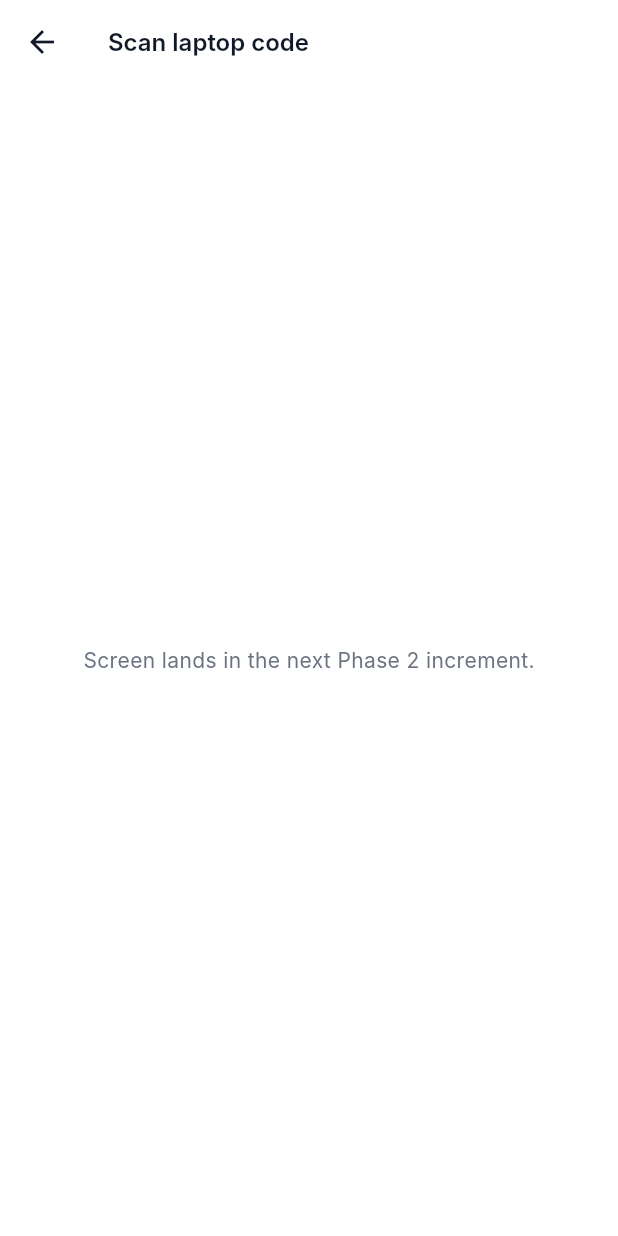
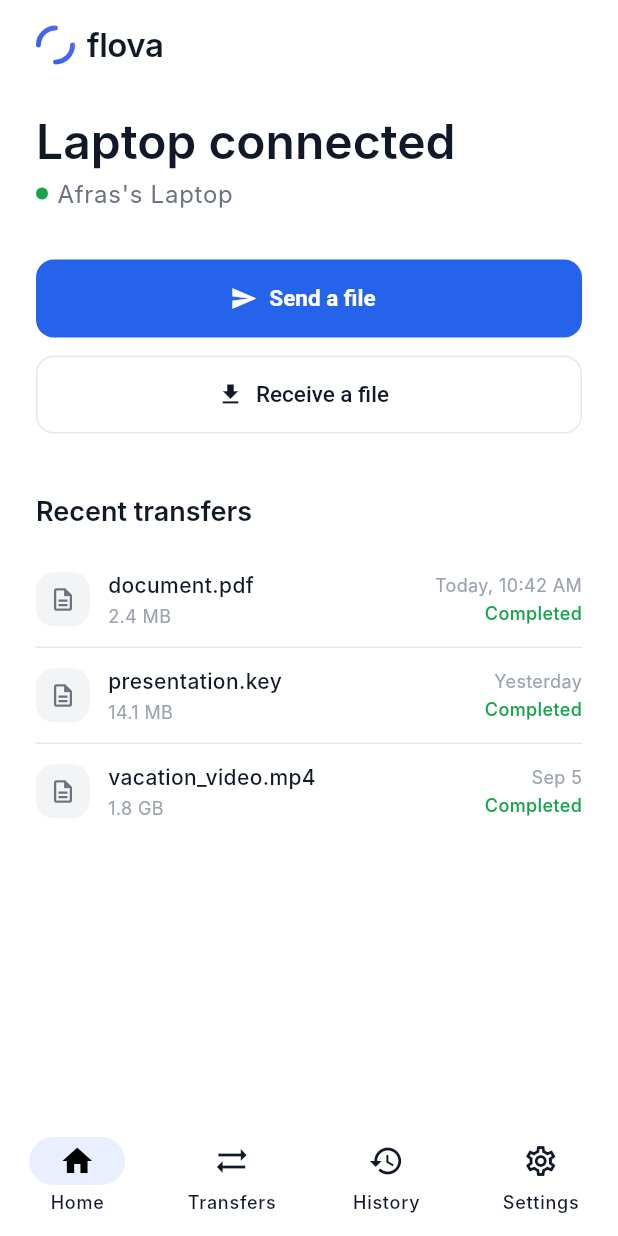
Before and after one commit to SayedAfrasS/Flova, a Flutter app: the screen it shows after launch, after a tap on "Scan laptop code", on a phone screen of 412 x 824 dp. Run offline on Flutter 3.47's test engine with Material 3 defaults, Android fonts, the phone set to English and light mode, and no system bars; Roboto replaces fonts that are missing (Inter).

Commit message:
build mobile home screen and bottom nav

```diff
--- /dev/null
+++ b/mobile/flutter_app/lib/screens/home_screen.dart
@@ -0,0 +1,114 @@
+import 'package:flutter/material.dart';
+import '../core/flova_mark.dart';
+import '../core/tokens.dart';
+
+class HomeScreen extends StatefulWidget {
+  const HomeScreen({super.key});
+
+  @override
+  State<HomeScreen> createState() => _HomeScreenState();
+}
+
+class _HomeScreenState extends State<HomeScreen> {
+  int _selectedIndex = 0;
+
+  @override
+  Widget build(BuildContext context) {
+    final textTheme = Theme.of(context).textTheme;
+
+    Widget bodyContent = _selectedIndex == 0
+        ? _buildHomeContent(context, textTheme)
+        : Center(child: Text('Coming soon', style: textTheme.bodyLarge));
+
+    return Scaffold(
+      body: SafeArea(child: bodyContent),
+      bottomNavigationBar: NavigationBar(
+        selectedIndex: _selectedIndex,
+        onDestinationSelected: (i) => setState(() => _selectedIndex = i),
+        backgroundColor: FlovaTokens.canvas,
+        indicatorColor: FlovaTokens.accent.withValues(alpha: 0.1),
+        labelBehavior: NavigationDestinationLabelBehavior.alwaysShow,
+        destinations: const [
+          NavigationDestination(icon: Icon(Icons.home_outlined), selectedIcon: Icon(Icons.home), label: 'Home'),
+          NavigationDestination(icon: Icon(Icons.sync_alt), label: 'Transfers'),
+          NavigationDestination(icon: Icon(Icons.history), label: 'History'),
+          NavigationDestination(icon: Icon(Icons.settings_outlined), selectedIcon: Icon(Icons.settings), label: 'Settings'),
+        ],
+      ),
+    );
+  }
+
+  Widget _buildHomeContent(BuildContext context, TextTheme textTheme) {
+    return SingleChildScrollView(
+      padding: const EdgeInsets.symmetric(horizontal: 24, vertical: 16),
+      child: Column(
+        crossAxisAlignment: CrossAxisAlignment.start,
+        children: [
+          Row(children: [
+            const FlovaMark(),
+            const SizedBox(width: 8),
+            Text('flova', style: textTheme.headlineMedium?.copyWith(letterSpacing: -0.3)),
+          ]),
+          const SizedBox(height: 32),
+          Text('Laptop connected', style: textTheme.headlineLarge),
+          const SizedBox(height: 4),
+          Row(children: [
+            Container(width: 8, height: 8, decoration: const BoxDecoration(color: FlovaTokens.success, shape: BoxShape.circle)),
+            const SizedBox(width: 6),
+            Text('Afras\'s Laptop', style: textTheme.bodyLarge?.copyWith(color: FlovaTokens.ink2)),
+          ]),
+          const SizedBox(height: 32),
+          SizedBox(
+            width: double.infinity,
+            child: FilledButton.icon(
+              onPressed: () {},
+              icon: const Icon(Icons.send),
+              label: const Text('Send a file'),
+            ),
+          ),
+          const SizedBox(height: 12),
+          SizedBox(
+            width: double.infinity,
+            child: OutlinedButton.icon(
+              onPressed: () {},
+              icon: const Icon(Icons.download),
+              label: const Text('Receive a file'),
+            ),
+          ),
+          const SizedBox(height: 40),
+          Text('Recent transfers', style: textTheme.headlineMedium?.copyWith(fontSize: 18)),
+          const SizedBox(height: 16),
+          _buildTransferItem('document.pdf', '2.4 MB', 'Today, 10:42 AM'),
+          const Divider(height: 1, color: FlovaTokens.line),
+          _buildTransferItem('presentation.key', '14.1 MB', 'Yesterday'),
+          const Divider(height: 1, color: FlovaTokens.line),
+          _buildTransferItem('vacation_video.mp4', '1.8 GB', 'Sep 5'),
+        ],
+      ),
+    );
+  }
+
+  Widget _buildTransferItem(String name, String size, String time) {
+    return Padding(
+      padding: const EdgeInsets.symmetric(vertical: 12),
+      child: Row(children: [
+        Container(
+          width: 36, height: 36,
+          decoration: BoxDecoration(color: FlovaTokens.section, borderRadius: BorderRadius.circular(FlovaTokens.rControl)),
+          child: const Icon(Icons.description_outlined, color: FlovaTokens.ink2, size: 18),
+        ),
+        const SizedBox(width: 12),
+        Expanded(child: Column(crossAxisAlignment: CrossAxisAlignment.start, children: [
+          Text(name, style: const TextStyle(fontSize: 14, fontWeight: FontWeight.w500, color: FlovaTokens.ink)),
+          const SizedBox(height: 2),
+          Text(size, style: const TextStyle(fontSize: 12, color: FlovaTokens.ink3)),
+        ])),
+        Column(crossAxisAlignment: CrossAxisAlignment.end, children: [
+          Text(time, style: const TextStyle(fontSize: 12, color: FlovaTokens.ink3)),
+          const SizedBox(height: 2),
+          const Text('Completed', style: TextStyle(fontSize: 12, color: FlovaTokens.success, fontWeight: FontWeight.w500)),
+        ])
+      ]),
+    );
+  }
+}
--- a/mobile/flutter_app/lib/screens/welcome_screen.dart
+++ b/mobile/flutter_app/lib/screens/welcome_screen.dart
@@ -1,7 +1,7 @@
 import 'package:flutter/material.dart';
 import '../core/flova_mark.dart';
 import '../core/tokens.dart';
-import 'stub_screen.dart';
+import 'home_screen.dart';
 
 class WelcomeScreen extends StatelessWidget {
   const WelcomeScreen({super.key});
@@ -29,7 +29,7 @@ class WelcomeScreen extends StatelessWidget {
               const SizedBox(height: 32),
               FilledButton(
                 onPressed: () => Navigator.of(context).push(MaterialPageRoute(
-                  builder: (_) => const StubScreen(title: 'Scan laptop code'),
+                  builder: (_) => const HomeScreen(),
                 )),
                 child: const Text('Scan laptop code'),
               ),
```
